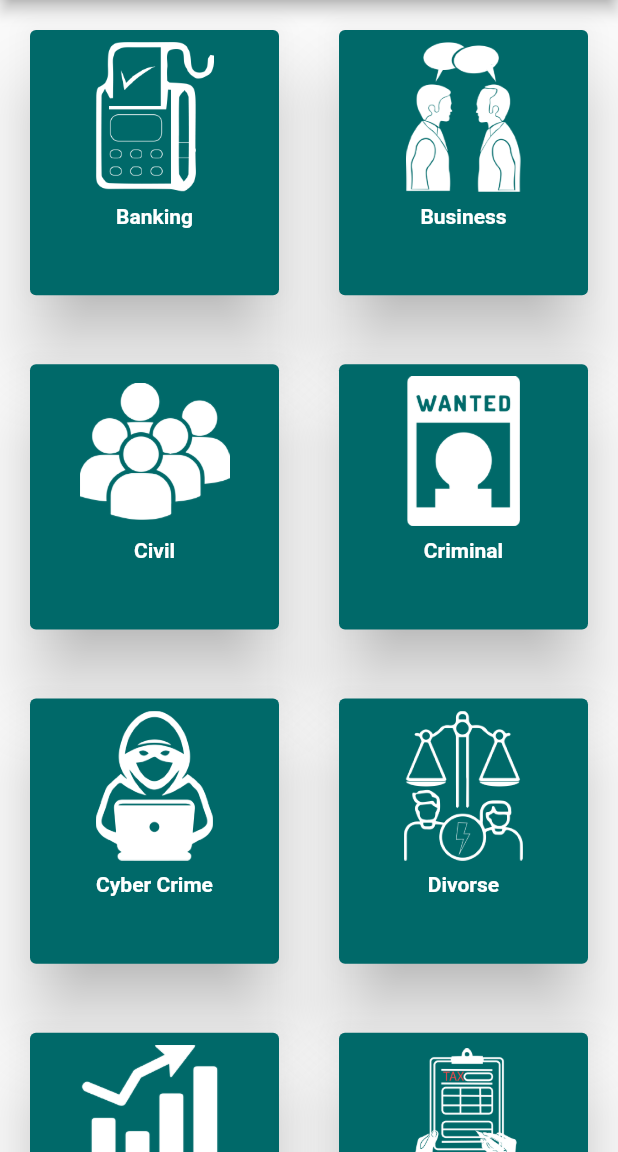
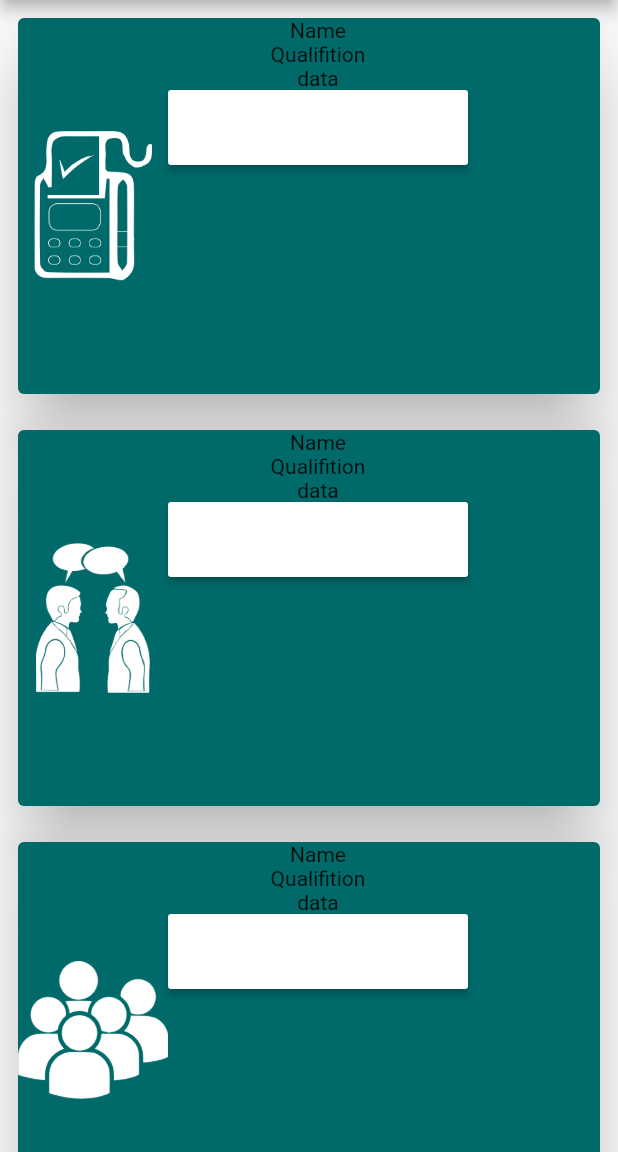
Before and after one commit to javedmemon1950/Legal-Consultancy, a Flutter app: the screen it shows after launch, after a tap on "Sign In", on a phone screen of 412 x 824 dp, the part 84-1236 px from its top. Run offline on Flutter 3.47's test engine with Material 2 defaults, Android fonts, the phone set to English and light mode, and no system bars.

Commit message:
new changes

```diff
--- /dev/null
+++ b/legal_consutancy/lib/screens/consultant_list.dart
@@ -0,0 +1,61 @@
+import 'package:flutter/material.dart';
+import '../widgets/raised_button.dart';
+
+class ConsultantList extends StatelessWidget {
+  @override
+  Widget dashboardMenu(String menu_item, String image) {
+    return Padding(
+      padding: const EdgeInsets.all(8.0),
+      child: Card(
+        color: Color.fromRGBO(0, 105, 105, 1),
+        elevation: 20,
+        child: Row(
+          children: [
+            Image.asset(image,
+                width: 100,
+                height: 100,),
+            Column(
+              children: [
+                Text("Name"),
+                Text("Qualifition"),
+                Text("data"),
+                customScreenButton(""),
+              ],
+            ),
+          ],
+        ),
+      ),
+    );
+  }
+
+  Widget build(BuildContext context) {
+    return Scaffold(
+      appBar: AppBar(
+        title: Text('Categories'),
+        backgroundColor: Color.fromRGBO(00, 69, 69, 1),
+      ),
+      body: Container(
+        //height: 100,
+        child: GridView(
+          gridDelegate: SliverGridDelegateWithFixedCrossAxisCount(
+              crossAxisCount: 1,
+              mainAxisSpacing: 0.0,
+              crossAxisSpacing: 0.0,
+              childAspectRatio: 1.5),
+          children: [
+            dashboardMenu('Banking', 'assets/dashboard/banking.png'),
+            dashboardMenu('Business', 'assets/dashboard/business.png'),
+            dashboardMenu('Civil', 'assets/dashboard/civil.png'),
+            // dashboardMenu('Criminal', 'assets/dashboard/criminal.png'),
+            // dashboardMenu('Cyber Crime', 'assets/dashboard/cyber.png'),
+            // dashboardMenu('Divorse', 'assets/dashboard/divorse.png'),
+            // dashboardMenu('Finance', 'assets/dashboard/finance.png'),
+            // dashboardMenu('Tax', 'assets/dashboard/tax.png'),
+            // dashboardMenu('Harrasement', 'assets/dashboard/harrasement.png'),
+            // dashboardMenu('Other', ''),
+          ],
+        ),
+      ),
+    );
+  }
+}
--- a/legal_consutancy/lib/screens/dashboard.dart
+++ b/legal_consutancy/lib/screens/dashboard.dart
@@ -17,16 +17,23 @@ class _DashboardState extends State<Dashboard> {
           elevation: 20,
           child: Column(
             children: [
-              SizedBox(height: 8,),
-              Image.asset(image,
-              width: 100,
-              height: 100,
+              SizedBox(
+                height: 8,
               ),
-              SizedBox(height: 8,),
+              Image.asset(
+                image,
+                width: 100,
+                height: 100,
+              ),
+              SizedBox(
+                height: 8,
+              ),
               Text(
                 menu_item,
-                style: TextStyle(color: Colors.white,
-                fontWeight: FontWeight.bold,),
+                style: TextStyle(
+                  color: Colors.white,
+                  fontWeight: FontWeight.bold,
+                ),
               ),
             ],
           ),
@@ -34,8 +41,7 @@ class _DashboardState extends State<Dashboard> {
       );
     }
 
-    return Container(
-        child: Scaffold(
+    return Scaffold(
       appBar: AppBar(
         title: Text('Categories'),
         backgroundColor: Color.fromRGBO(00, 69, 69, 1),
@@ -58,10 +64,10 @@ class _DashboardState extends State<Dashboard> {
             dashboardMenu('Finance', 'assets/dashboard/finance.png'),
             dashboardMenu('Tax', 'assets/dashboard/tax.png'),
             dashboardMenu('Harrasement', 'assets/dashboard/harrasement.png'),
-            dashboardMenu('Other', ''),
+            dashboardMenu('Other', 'assets/dashboard/manquestioning.png'),
           ],
         ),
       ),
-    ));
+    );
   }
 }
--- a/legal_consutancy/lib/screens/login_screen.dart
+++ b/legal_consutancy/lib/screens/login_screen.dart
@@ -11,6 +11,7 @@ import 'package:flutter/cupertino.dart'
         StatefulWidget,
         Widget;
 import 'package:flutter/material.dart';
+import 'package:legal_consutancy/screens/consultant_list.dart';
 import 'package:legal_consutancy/screens/signup_screen.dart';
 import 'dashboard.dart';
 
@@ -106,7 +107,7 @@ class _loginScreenState extends State<loginScreen> {
 
   void _navigateToNextScreen1(BuildContext context) {
     Navigator.of(context)
-        .push(MaterialPageRoute(builder: (context) => Dashboard()));
+        .push(MaterialPageRoute(builder: (context) => ConsultantList()));
   }
 
   void _navigateToNextScreen2(BuildContext context) {
--- a/legal_consutancy/lib/widgets/raised_button.dart
+++ b/legal_consutancy/lib/widgets/raised_button.dart
@@ -1,6 +1,6 @@
 import 'package:flutter/material.dart';
 
-Widget loginScreenButton(String str) {
+Widget customScreenButton(String str) {
     return RaisedButton(
       onPressed: (){},
       textColor: Colors.black,
```
Also changed, not shown: legal_consutancy/assets/dashboard/manquestioning.png (added).
